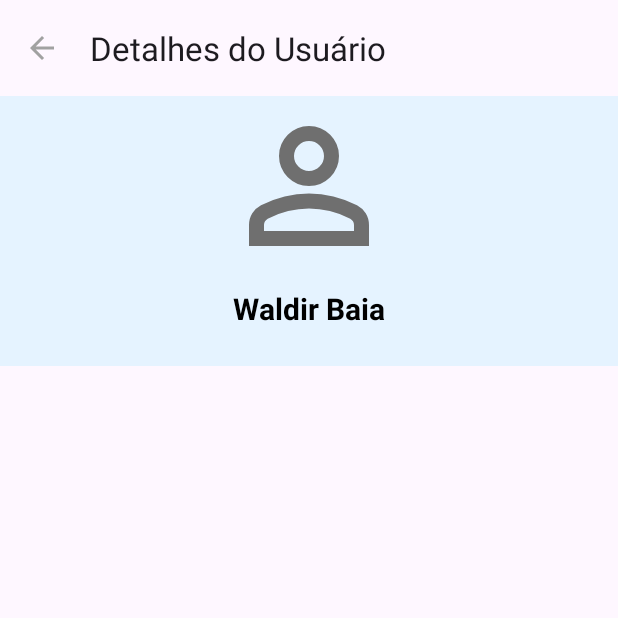
After one commit to Waldir-Baia/busca_usuario_github_kotlin, an Android app: the fragment DetailUserFragment shown on its own in the app's theme, on a phone screen of 412 x 824 dp, the top half of it. The commit adds this screen. Run offline under Robolectric (Android 15) with nearby library versions, the phone set to English and light mode, and no system bars; our stand-ins replace Dagger/Hilt's generated code.

Commit message:
Criação dos fragment_detail_user.xml e fragment_search_user.xml um será responsavel por pesquisar pelo usuário e o outro será responsavel por exibir os detalhes do usuário.

```diff
--- a/app/build.gradle.kts
+++ b/app/build.gradle.kts
@@ -51,6 +51,7 @@ dependencies {
     androidTestImplementation(libs.androidx.junit)
     androidTestImplementation(libs.androidx.espresso.core)
     implementation(libs.androidx.lifecycle.viewmodel.ktx)
+    implementation(libs.androidx.fragment.ktx)
 
     //Dagger Hilt
     implementation(libs.dagger.hilt)
--- /dev/null
+++ b/app/src/main/java/br/com/waldirbaia/buscausuario/presentation/ui/fragment/DetailUserFragment.kt
@@ -0,0 +1,39 @@
+package br.com.waldirbaia.buscausuario.presentation.ui.fragment
+
+import android.os.Bundle
+import android.view.LayoutInflater
+import android.view.View
+import android.view.ViewGroup
+import androidx.fragment.app.Fragment
+import br.com.waldirbaia.buscausuario.databinding.FragmentDetailUserBinding
+import dagger.hilt.android.AndroidEntryPoint
+
+@AndroidEntryPoint
+class DetailUserFragment : Fragment() {
+
+    private var _binding: FragmentDetailUserBinding? = null
+    private val binding get() = _binding!!
+
+    override fun onCreate(savedInstanceState: Bundle?) {
+        super.onCreate(savedInstanceState)
+    }
+
+    override fun onCreateView(
+        inflater: LayoutInflater, container: ViewGroup?,
+        savedInstanceState: Bundle?
+    ): View {
+        _binding = FragmentDetailUserBinding.inflate(inflater, container, false)
+        return binding.root
+    }
+
+    override fun onDestroyView() {
+        super.onDestroyView()
+        _binding = null
+    }
+
+    companion object {
+        fun newInstance(): DetailUserFragment {
+            return DetailUserFragment()
+        }
+    }
+}
--- /dev/null
+++ b/app/src/main/res/drawable/icon_baseline_arrow_back.xml
@@ -0,0 +1,5 @@
+<vector xmlns:android="http://schemas.android.com/apk/res/android" android:autoMirrored="true" android:height="24dp" android:tint="#A1A1A1" android:viewportHeight="24" android:viewportWidth="24" android:width="24dp">
+
+    <path android:fillColor="@android:color/white" android:pathData="M20,11H7.83l5.59,-5.59L12,4l-8,8 8,8 1.41,-1.41L7.83,13H20v-2z"/>
+
+</vector>
--- /dev/null
+++ b/app/src/main/res/layout/fragment_detail_user.xml
@@ -0,0 +1,78 @@
+<androidx.constraintlayout.widget.ConstraintLayout
+    xmlns:android="http://schemas.android.com/apk/res/android"
+    xmlns:app="http://schemas.android.com/apk/res-auto"
+    xmlns:tools="http://schemas.android.com/tools"
+    android:layout_width="match_parent"
+    android:layout_height="match_parent"
+    tools:context=".presentation.ui.fragment.DetailUserFragment">
+
+    <com.google.android.material.appbar.AppBarLayout
+        android:id="@+id/appBarLayout"
+        android:layout_width="match_parent"
+        android:layout_height="wrap_content"
+        android:theme="@style/ThemeOverlay.Material3.ActionBar"
+        app:layout_constraintEnd_toEndOf="parent"
+        app:layout_constraintStart_toStartOf="parent"
+        app:layout_constraintTop_toTopOf="parent">
+
+        <com.google.android.material.appbar.MaterialToolbar
+            android:id="@+id/main_toolbar"
+            android:layout_width="match_parent"
+            android:layout_height="wrap_content"
+            android:backgroundTint="@color/white"
+            app:title="Detalhes do Usuário"
+            app:navigationIcon="@drawable/icon_baseline_arrow_back"/>
+    </com.google.android.material.appbar.AppBarLayout>
+
+    <FrameLayout
+        android:id="@+id/top_frame"
+        android:layout_width="0dp"
+        android:layout_height="180dp"
+        android:background="@color/background_fragment"
+        app:layout_constraintEnd_toEndOf="parent"
+        app:layout_constraintHeight_percent="0.3"
+        app:layout_constraintStart_toStartOf="parent"
+        app:layout_constraintTop_toBottomOf="@+id/appBarLayout">
+
+        <LinearLayout
+            android:layout_width="match_parent"
+            android:layout_height="wrap_content"
+            android:layout_gravity="center_horizontal|top"
+            android:gravity="center"
+            android:orientation="vertical">
+
+            <com.google.android.material.imageview.ShapeableImageView
+                android:id="@+id/user_image"
+                android:layout_width="120dp"
+                android:layout_height="120dp"
+                android:src="@drawable/icon_outline_person"
+                app:shapeAppearanceOverlay="@style/ShapeAppearance.Material3.Corner.Full" />
+
+            <TextView
+                android:id="@+id/user_name"
+                android:layout_width="wrap_content"
+                android:layout_height="wrap_content"
+                android:layout_marginTop="8dp"
+                android:text="Waldir Baia"
+                android:textColor="@android:color/black"
+                android:textSize="20sp"
+                android:textStyle="bold" />
+
+        </LinearLayout>
+
+    </FrameLayout>
+
+    <androidx.recyclerview.widget.RecyclerView
+        android:id="@+id/recycler_view"
+        android:layout_width="0dp"
+        android:layout_height="0dp"
+        android:padding="16dp"
+        android:layout_marginHorizontal="10dp"
+        android:layout_marginVertical="5dp"
+        app:layoutManager="androidx.recyclerview.widget.LinearLayoutManager"
+        app:layout_constraintTop_toBottomOf="@id/top_frame"
+        app:layout_constraintBottom_toBottomOf="parent"
+        app:layout_constraintStart_toStartOf="parent"
+        app:layout_constraintEnd_toEndOf="parent" />
+
+</androidx.constraintlayout.widget.ConstraintLayout>
--- a/app/src/main/res/values/colors.xml
+++ b/app/src/main/res/values/colors.xml
@@ -3,4 +3,5 @@
     <color name="black">#FF000000</color>
     <color name="white">#FFFFFFFF</color>
     <color name="background_color">#EBEBEB</color>
+    <color name="background_fragment">#388DE4FF</color>
 </resources>
--- a/app/src/main/res/values/strings.xml
+++ b/app/src/main/res/values/strings.xml
@@ -1,3 +1,5 @@
 <resources>
     <string name="app_name">busca-usuario-github</string>
+    <!-- TODO: Remove or change this placeholder text -->
+    <string name="hello_blank_fragment">Hello blank fragment</string>
 </resources>
--- a/gradle/libs.versions.toml
+++ b/gradle/libs.versions.toml
@@ -1,6 +1,7 @@
 [versions]
 agp = "8.11.1"
 coil = "2.7.0"
+fragmentKtx = "1.8.8"
 kotlin = "2.1.20"
 coreKtx = "1.16.0"
 junit = "4.13.2"
@@ -19,6 +20,7 @@ retrofit = "3.0.0"
 
 [libraries]
 androidx-core-ktx = { group = "androidx.core", name = "core-ktx", version.ref = "coreKtx" }
+androidx-fragment-ktx = { module = "androidx.fragment:fragment-ktx", version.ref = "fragmentKtx" }
 androidx-lifecycle-viewmodel-ktx = { module = "androidx.lifecycle:lifecycle-viewmodel-ktx", version.ref = "lifecycleViewmodelKtx" }
 coil = { module = "io.coil-kt:coil", version.ref = "coil" }
 converter-gson = { module = "com.squareup.retrofit2:converter-gson", version.ref = "retrofit" }
```
Also changed, not shown: app/src/main/java/br/com/waldirbaia/buscausuario/presentation/ui/activity/MainActivity.kt (+5 -26 lines), app/src/main/java/br/com/waldirbaia/buscausuario/presentation/ui/fragment/SearchUserFragment.kt (added, +68 -0 lines), app/src/main/res/layout/activity_main.xml (+4 -21 lines), app/src/main/res/layout/fragment_search_user.xml (added, +40 -0 lines).
